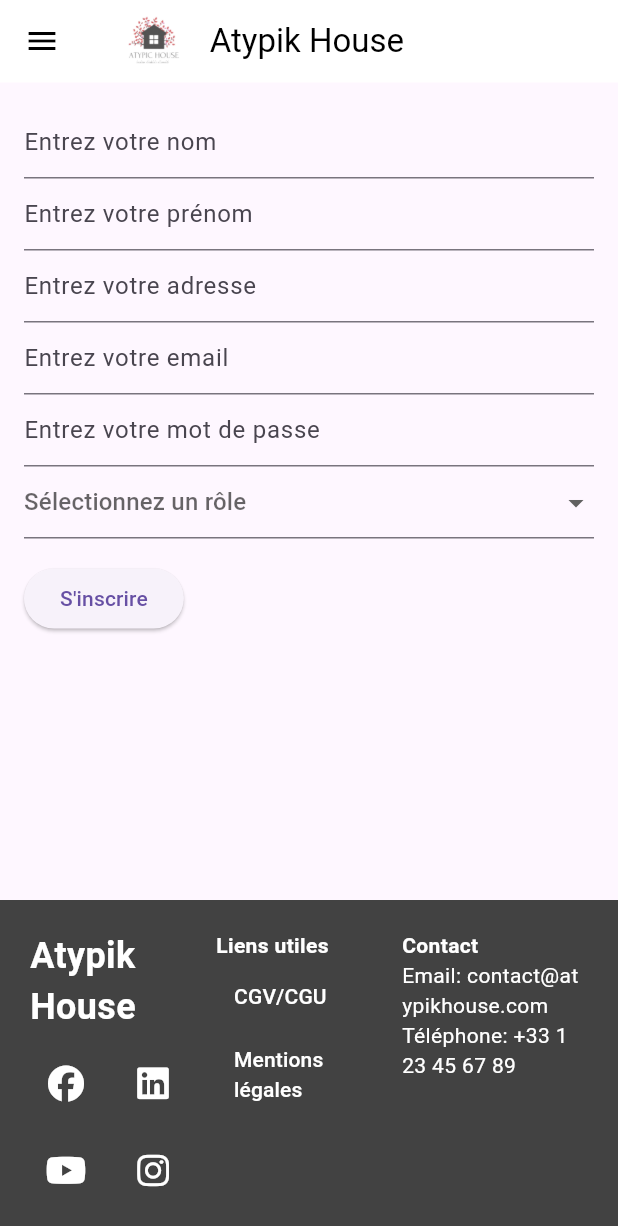
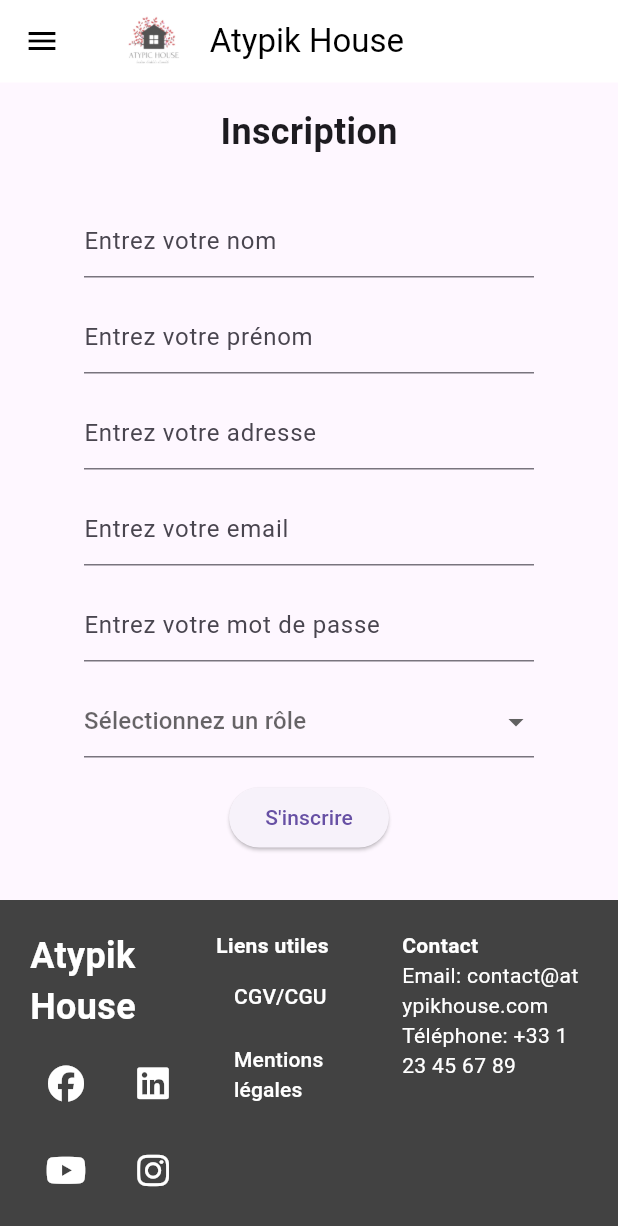
Before and after one commit to Yonathane2907/AtypikHouse, a Flutter app: the InscriptionScreen screen opened by its route, on a phone screen of 412 x 824 dp. Shown: the top 1226 px of the screen. Run offline on Flutter 3.47's test engine with Material 3 defaults, Android fonts, the phone set to English and light mode, and no system bars; our stand-ins replace carousel_slider, file_picker, flutter_datetime_picker_plus, flutter_dotenv, font_awesome_flutter, go_router and 4 more; missing offline and left inert: dart:html, mysql1; accounts and stored records are empty.

Commit message:
Dernière modifs

```diff
--- a/atypik_house/lib/screens/InscriptionScreen.dart
+++ b/atypik_house/lib/screens/InscriptionScreen.dart
@@ -42,12 +42,20 @@ class _InscriptionScreenState extends State<InscriptionScreen> {
       drawer: DrawerWidget(),
       body: Column(
         children: [
+          Padding(
+            padding: const EdgeInsets.fromLTRB(0.0, 16.0, 0.0, 16.0), // Ajoutez ici l'espace
+            child: const Text(
+              'Inscription',
+              style: TextStyle(fontSize: 24, fontWeight: FontWeight.bold),
+            ),
+          ),
           Expanded(
             child: SingleChildScrollView(
               child: Padding(
                 padding: const EdgeInsets.all(16.0),
                 child: Column(
-                  crossAxisAlignment: CrossAxisAlignment.start,
+                  crossAxisAlignment: CrossAxisAlignment.center,
+                  mainAxisAlignment: MainAxisAlignment.center,
                   children: [
                     const InscriptionWidget(),
                   ],
--- a/atypik_house/lib/widgets/login/inscription_widget.dart
+++ b/atypik_house/lib/widgets/login/inscription_widget.dart
@@ -39,9 +39,12 @@ class _InscriptionWidgetState extends State<InscriptionWidget> {
     return Form(
       key: _formKey,
       child: Column(
-        crossAxisAlignment: CrossAxisAlignment.start,
+        mainAxisAlignment: MainAxisAlignment.center, // Centrer le contenu
+        crossAxisAlignment: CrossAxisAlignment.center,
         children: <Widget>[
-          TextFormField(
+          Container(
+            width: 300, // Largeur fixe pour le formulaire
+            child: TextFormField(
               controller: _nomController,
               decoration: const InputDecoration(
                 hintText: 'Entrez votre nom',
@@ -53,7 +56,11 @@ class _InscriptionWidgetState extends State<InscriptionWidget> {
                 return null;
               },
             ),
-          TextFormField(
+          ),
+          const SizedBox(height: 16), // Espace entre les champs
+          Container(
+            width: 300, // Largeur fixe pour le formulaire
+            child: TextFormField(
               controller: _prenomController,
               decoration: const InputDecoration(
                 hintText: 'Entrez votre prénom',
@@ -65,7 +72,11 @@ class _InscriptionWidgetState extends State<InscriptionWidget> {
                 return null;
               },
             ),
-          TextFormField(
+          ),
+          const SizedBox(height: 16), // Espace entre les champs
+          Container(
+            width: 300, // Largeur fixe pour le formulaire
+            child: TextFormField(
               controller: _adresseController,
               decoration: const InputDecoration(
                 hintText: 'Entrez votre adresse',
@@ -77,7 +88,11 @@ class _InscriptionWidgetState extends State<InscriptionWidget> {
                 return null;
               },
             ),
-          TextFormField(
+          ),
+          const SizedBox(height: 16), // Espace entre les champs
+          Container(
+            width: 300, // Largeur fixe pour le formulaire
+            child: TextFormField(
               controller: _emailController,
               decoration: const InputDecoration(
                 hintText: 'Entrez votre email',
@@ -91,7 +106,11 @@ class _InscriptionWidgetState extends State<InscriptionWidget> {
                 return null;
               },
             ),
-          TextFormField(
+          ),
+          const SizedBox(height: 16), // Espace entre les champs
+          Container(
+            width: 300, // Largeur fixe pour le formulaire
+            child: TextFormField(
               controller: _passwordController,
               obscureText: true,
               decoration: const InputDecoration(
@@ -104,7 +123,11 @@ class _InscriptionWidgetState extends State<InscriptionWidget> {
                 return null;
               },
             ),
-          DropdownButtonFormField<String>(
+          ),
+          const SizedBox(height: 16),
+      Container(
+        width:300,
+         child: DropdownButtonFormField<String>(
             value: _selectedRole,
             hint: const Text('Sélectionnez un rôle'),
             onChanged: (String? newValue) {
@@ -124,6 +147,7 @@ class _InscriptionWidgetState extends State<InscriptionWidget> {
                 child: Text(value),
               );
             }).toList(),
+          ),
           ),
           Padding(
             padding: const EdgeInsets.symmetric(vertical: 16.0),
```
Also changed, not shown: atypik_house/lib/screens/AddLogement.dart (+58 -18 lines), atypik_house/lib/screens/LogementsScreen.dart (+8 -0 lines), atypik_house/lib/screens/LoginScreen.dart (+7 -0 lines), atypik_house/lib/widgets/contact_widget.dart (+7 -0 lines), atypik_house/lib/widgets/login/login_widget.dart (+10 -2 lines). Lines whose indentation alone changed are shown as unchanged.
